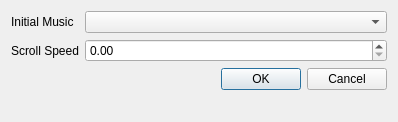
aleios/SpaceProjectDreamcast, file tools/def_editor/ui/levelSettingsDialog.ui: the form before one commit.
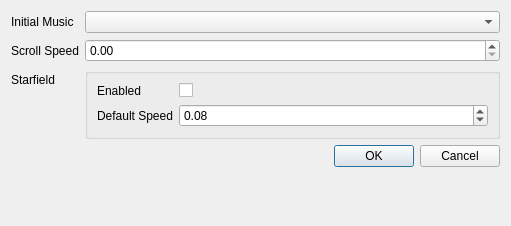
The form after the commit.

Commit message: feat: Starfield settings in editor and setting default speeds per level.

Diff of the .ui file:
```diff
--- a/tools/def_editor/ui/levelSettingsDialog.ui
+++ b/tools/def_editor/ui/levelSettingsDialog.ui
@@ -6,8 +6,8 @@
    <rect>
     <x>0</x>
     <y>0</y>
-    <width>398</width>
-    <height>122</height>
+    <width>511</width>
+    <height>226</height>
    </rect>
   </property>
   <property name="windowTitle">
@@ -21,7 +21,7 @@
      </property>
     </widget>
    </item>
-   <item row="2" column="0" colspan="2">
+   <item row="3" column="0" colspan="2">
     <widget class="QDialogButtonBox" name="buttonBox">
      <property name="orientation">
       <enum>Qt::Orientation::Horizontal</enum>
@@ -48,6 +48,56 @@
    <item row="0" column="1">
     <widget class="QComboBox" name="cbInitialMusic"/>
    </item>
+   <item row="2" column="0">
+    <widget class="QLabel" name="label_3">
+     <property name="text">
+      <string>Starfield</string>
+     </property>
+    </widget>
+   </item>
+   <item row="2" column="1">
+    <widget class="QGroupBox" name="groupBox">
+     <property name="title">
+      <string/>
+     </property>
+     <layout class="QFormLayout" name="formLayout_2">
+      <item row="2" column="0">
+       <widget class="QLabel" name="label_4">
+        <property name="text">
+         <string>Default Speed</string>
+        </property>
+       </widget>
+      </item>
+      <item row="2" column="1">
+       <widget class="QDoubleSpinBox" name="sbStarfieldSpeed">
+        <property name="maximum">
+         <double>10000.000000000000000</double>
+        </property>
+        <property name="singleStep">
+         <double>0.010000000000000</double>
+        </property>
+        <property name="value">
+         <double>0.080000000000000</double>
+        </property>
+       </widget>
+      </item>
+      <item row="1" column="0">
+       <widget class="QLabel" name="label_5">
+        <property name="text">
+         <string>Enabled</string>
+        </property>
+       </widget>
+      </item>
+      <item row="1" column="1">
+       <widget class="QCheckBox" name="cbStarfieldEnabled">
+        <property name="text">
+         <string/>
+        </property>
+       </widget>
+      </item>
+     </layout>
+    </widget>
+   </item>
   </layout>
  </widget>
  <resources/>
```
The commit also changes 12 other files.
